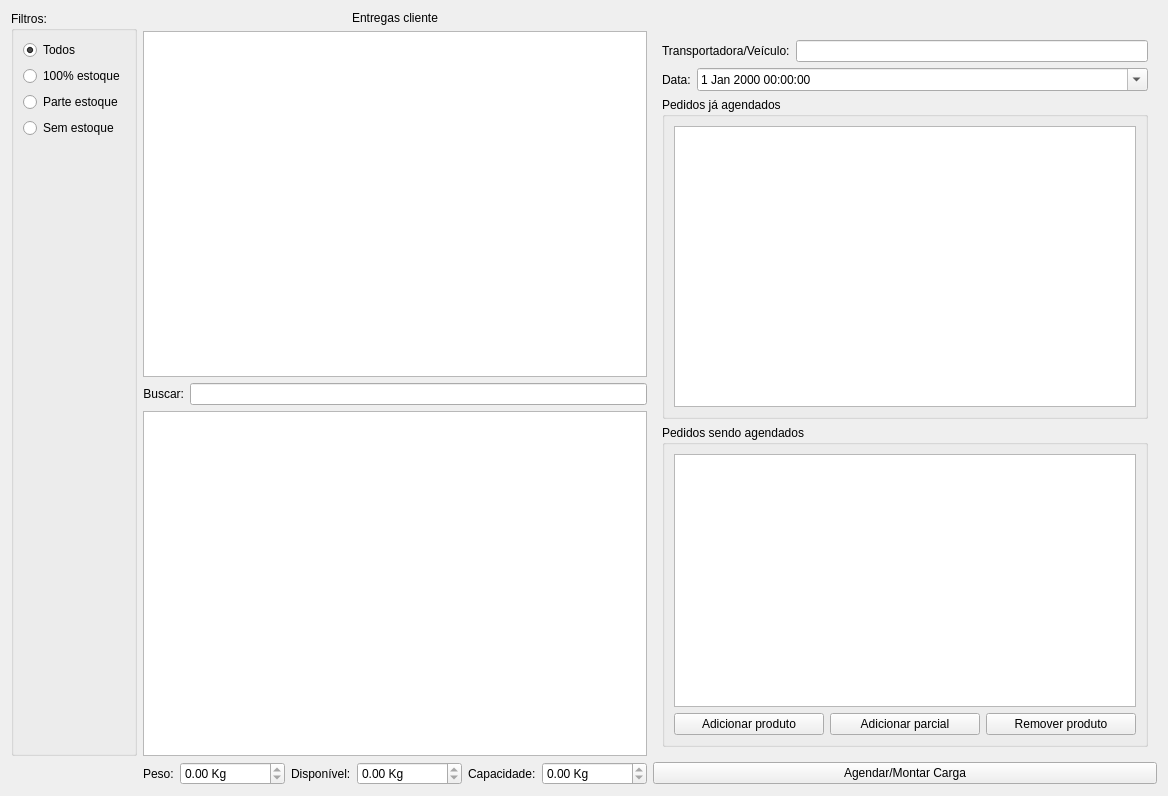
Above: ui/widgetlogisticaentrega.ui from lellisls/ERP-STACCATO before the change. Below: the same form after it.
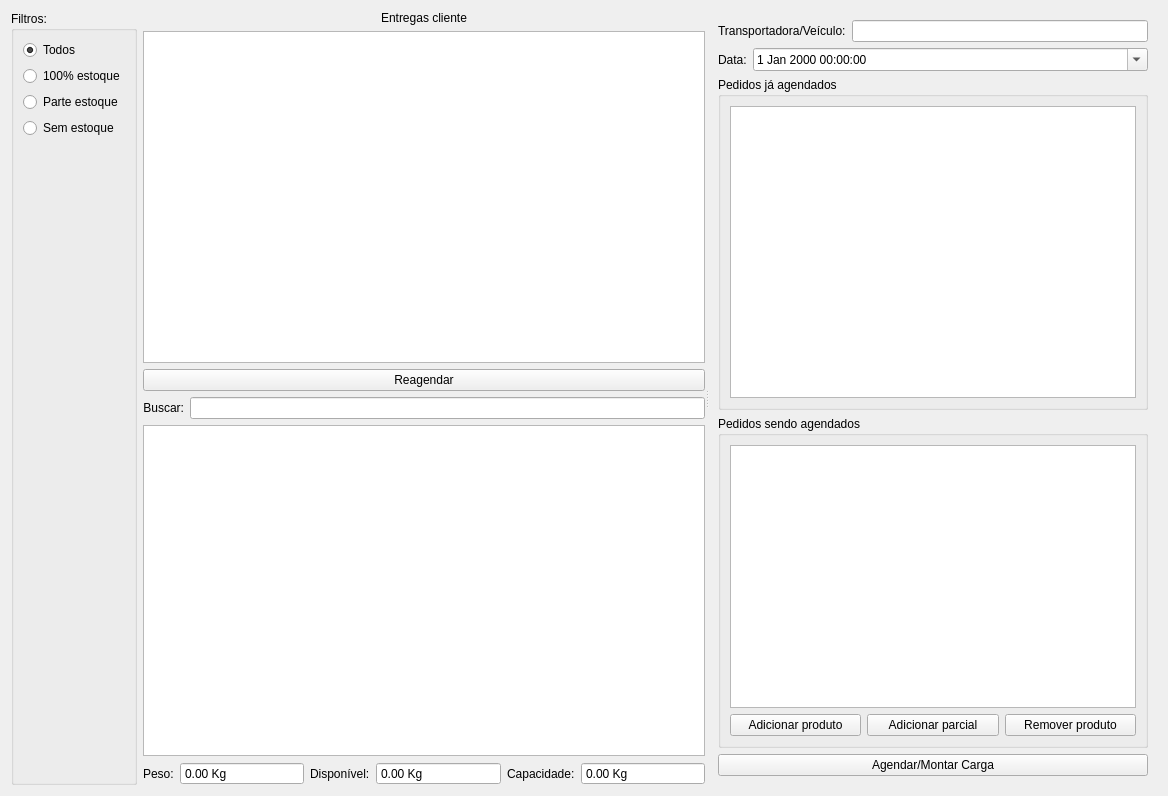
That is the form after the change. Custom widgets are drawn as their Qt base class.

Patch:
```diff
--- a/ui/widgetlogisticaentrega.ui
+++ b/ui/widgetlogisticaentrega.ui
@@ -13,12 +13,18 @@
   <property name="windowTitle">
    <string>Form</string>
   </property>
-  <layout class="QGridLayout" name="gridLayout_8">
-   <item row="0" column="0" rowspan="4">
+  <layout class="QGridLayout" name="gridLayout_9">
+   <item row="0" column="0">
     <widget class="QGroupBox" name="groupBoxFiltros">
      <property name="enabled">
       <bool>true</bool>
      </property>
+     <property name="sizePolicy">
+      <sizepolicy hsizetype="Maximum" vsizetype="Preferred">
+       <horstretch>0</horstretch>
+       <verstretch>0</verstretch>
+      </sizepolicy>
+     </property>
      <property name="title">
       <string>Filtros:</string>
      </property>
@@ -70,23 +76,114 @@
      </layout>
     </widget>
    </item>
+   <item row="0" column="1" colspan="2">
+    <widget class="QSplitter" name="splitter">
+     <property name="orientation">
+      <enum>Qt::Horizontal</enum>
+     </property>
+     <widget class="QWidget" name="">
+      <layout class="QGridLayout" name="gridLayout_8">
+       <item row="5" column="0">
+        <layout class="QGridLayout" name="gridLayout_3">
+         <item row="0" column="0">
+          <widget class="QLabel" name="label_2">
+           <property name="sizePolicy">
+            <sizepolicy hsizetype="Maximum" vsizetype="Preferred">
+             <horstretch>0</horstretch>
+             <verstretch>0</verstretch>
+            </sizepolicy>
+           </property>
+           <property name="text">
+            <string>Peso:</string>
+           </property>
+          </widget>
+         </item>
    <item row="0" column="1">
-    <widget class="QLabel" name="labelEntregasCliente">
+          <widget class="QDoubleSpinBox" name="doubleSpinBoxPeso">
+           <property name="readOnly">
+            <bool>true</bool>
+           </property>
+           <property name="buttonSymbols">
+            <enum>QAbstractSpinBox::NoButtons</enum>
+           </property>
+           <property name="showGroupSeparator" stdset="0">
+            <bool>true</bool>
+           </property>
+           <property name="suffix">
+            <string> Kg</string>
+           </property>
+           <property name="maximum">
+            <double>999999.989999999990687</double>
+           </property>
+          </widget>
+         </item>
+         <item row="0" column="5">
+          <widget class="QDoubleSpinBox" name="doubleSpinBoxCapacidade">
+           <property name="readOnly">
+            <bool>true</bool>
+           </property>
+           <property name="buttonSymbols">
+            <enum>QAbstractSpinBox::NoButtons</enum>
+           </property>
+           <property name="showGroupSeparator" stdset="0">
+            <bool>true</bool>
+           </property>
+           <property name="suffix">
+            <string> Kg</string>
+           </property>
+           <property name="maximum">
+            <double>99999.990000000005239</double>
+           </property>
+          </widget>
+         </item>
+         <item row="0" column="3">
+          <widget class="QDoubleSpinBox" name="doubleSpinBoxDisponivel">
+           <property name="readOnly">
+            <bool>true</bool>
+           </property>
+           <property name="buttonSymbols">
+            <enum>QAbstractSpinBox::NoButtons</enum>
+           </property>
+           <property name="showGroupSeparator" stdset="0">
+            <bool>true</bool>
+           </property>
+           <property name="suffix">
+            <string> Kg</string>
+           </property>
+           <property name="maximum">
+            <double>99999.990000000005239</double>
+           </property>
+          </widget>
+         </item>
+         <item row="0" column="2">
+          <widget class="QLabel" name="label_4">
      <property name="sizePolicy">
-      <sizepolicy hsizetype="Preferred" vsizetype="Maximum">
+            <sizepolicy hsizetype="Maximum" vsizetype="Preferred">
        <horstretch>0</horstretch>
        <verstretch>0</verstretch>
       </sizepolicy>
      </property>
      <property name="text">
-      <string>Entregas cliente</string>
-     </property>
-     <property name="alignment">
-      <set>Qt::AlignCenter</set>
-     </property>
-    </widget>
-   </item>
-   <item row="1" column="1">
+            <string>Disponível:</string>
+           </property>
+          </widget>
+         </item>
+         <item row="0" column="4">
+          <widget class="QLabel" name="label_5">
+           <property name="sizePolicy">
+            <sizepolicy hsizetype="Maximum" vsizetype="Preferred">
+             <horstretch>0</horstretch>
+             <verstretch>0</verstretch>
+            </sizepolicy>
+           </property>
+           <property name="text">
+            <string>Capacidade:</string>
+           </property>
+          </widget>
+         </item>
+        </layout>
+       </item>
+       <item row="1" column="0">
     <widget class="TableView" name="tableVendas">
      <property name="mouseTracking">
       <bool>true</bool>
@@ -111,7 +208,80 @@
      </attribute>
     </widget>
    </item>
-   <item row="1" column="2" rowspan="3">
+       <item row="0" column="0">
+        <widget class="QLabel" name="labelEntregasCliente">
+         <property name="sizePolicy">
+          <sizepolicy hsizetype="Preferred" vsizetype="Maximum">
+           <horstretch>0</horstretch>
+           <verstretch>0</verstretch>
+          </sizepolicy>
+         </property>
+         <property name="text">
+          <string>Entregas cliente</string>
+         </property>
+         <property name="alignment">
+          <set>Qt::AlignCenter</set>
+         </property>
+        </widget>
+       </item>
+       <item row="3" column="0">
+        <layout class="QGridLayout" name="gridLayout_2">
+         <item row="0" column="0">
+          <widget class="QLabel" name="labelRecebimentosFornecedor_4">
+           <property name="enabled">
+            <bool>true</bool>
+           </property>
+           <property name="sizePolicy">
+            <sizepolicy hsizetype="Maximum" vsizetype="Preferred">
+             <horstretch>0</horstretch>
+             <verstretch>0</verstretch>
+            </sizepolicy>
+           </property>
+           <property name="text">
+            <string>Buscar:</string>
+           </property>
+           <property name="alignment">
+            <set>Qt::AlignRight|Qt::AlignTrailing|Qt::AlignVCenter</set>
+           </property>
+          </widget>
+         </item>
+         <item row="0" column="1">
+          <widget class="QLineEdit" name="lineEditBusca">
+           <property name="enabled">
+            <bool>true</bool>
+           </property>
+          </widget>
+         </item>
+        </layout>
+       </item>
+       <item row="4" column="0">
+        <widget class="TableView" name="tableProdutos">
+         <property name="mouseTracking">
+          <bool>true</bool>
+         </property>
+         <property name="editTriggers">
+          <set>QAbstractItemView::NoEditTriggers</set>
+         </property>
+         <property name="selectionMode">
+          <enum>QAbstractItemView::MultiSelection</enum>
+         </property>
+         <property name="selectionBehavior">
+          <enum>QAbstractItemView::SelectRows</enum>
+         </property>
+         <property name="sortingEnabled">
+          <bool>true</bool>
+         </property>
+        </widget>
+       </item>
+       <item row="2" column="0">
+        <widget class="QPushButton" name="pushButtonReagendarPedido">
+         <property name="text">
+          <string>Reagendar</string>
+         </property>
+        </widget>
+       </item>
+      </layout>
+     </widget>
     <widget class="QFrame" name="frameCaminhao">
      <layout class="QGridLayout" name="gridLayout_4">
       <item row="2" column="0">
@@ -306,145 +476,15 @@
         </item>
        </layout>
       </item>
-     </layout>
-    </widget>
-   </item>
-   <item row="2" column="1">
-    <layout class="QGridLayout" name="gridLayout_2">
-     <item row="0" column="0">
-      <widget class="QLabel" name="labelRecebimentosFornecedor_4">
-       <property name="enabled">
-        <bool>true</bool>
-       </property>
-       <property name="sizePolicy">
-        <sizepolicy hsizetype="Maximum" vsizetype="Preferred">
-         <horstretch>0</horstretch>
-         <verstretch>0</verstretch>
-        </sizepolicy>
-       </property>
-       <property name="text">
-        <string>Buscar:</string>
-       </property>
-       <property name="alignment">
-        <set>Qt::AlignRight|Qt::AlignTrailing|Qt::AlignVCenter</set>
-       </property>
-      </widget>
-     </item>
-     <item row="0" column="1">
-      <widget class="QLineEdit" name="lineEditBusca">
-       <property name="enabled">
-        <bool>true</bool>
-       </property>
-      </widget>
-     </item>
-    </layout>
-   </item>
-   <item row="3" column="1">
-    <widget class="TableView" name="tableProdutos">
-     <property name="mouseTracking">
-      <bool>true</bool>
-     </property>
-     <property name="editTriggers">
-      <set>QAbstractItemView::NoEditTriggers</set>
-     </property>
-     <property name="selectionMode">
-      <enum>QAbstractItemView::MultiSelection</enum>
-     </property>
-     <property name="selectionBehavior">
-      <enum>QAbstractItemView::SelectRows</enum>
-     </property>
-     <property name="sortingEnabled">
-      <bool>true</bool>
-     </property>
-    </widget>
-   </item>
-   <item row="4" column="1">
-    <layout class="QGridLayout" name="gridLayout_3">
-     <item row="0" column="0">
-      <widget class="QLabel" name="label_2">
-       <property name="sizePolicy">
-        <sizepolicy hsizetype="Maximum" vsizetype="Preferred">
-         <horstretch>0</horstretch>
-         <verstretch>0</verstretch>
-        </sizepolicy>
-       </property>
-       <property name="text">
-        <string>Peso:</string>
-       </property>
-      </widget>
-     </item>
-     <item row="0" column="1">
-      <widget class="QDoubleSpinBox" name="doubleSpinBoxPeso">
-       <property name="readOnly">
-        <bool>true</bool>
-       </property>
-       <property name="suffix">
-        <string> Kg</string>
-       </property>
-       <property name="maximum">
-        <double>999999.989999999990687</double>
-       </property>
-      </widget>
-     </item>
-     <item row="0" column="5">
-      <widget class="QDoubleSpinBox" name="doubleSpinBoxCapacidade">
-       <property name="readOnly">
-        <bool>true</bool>
-       </property>
-       <property name="suffix">
-        <string> Kg</string>
-       </property>
-       <property name="maximum">
-        <double>99999.990000000005239</double>
-       </property>
-      </widget>
-     </item>
-     <item row="0" column="3">
-      <widget class="QDoubleSpinBox" name="doubleSpinBoxDisponivel">
-       <property name="readOnly">
-        <bool>true</bool>
-       </property>
-       <property name="suffix">
-        <string> Kg</string>
-       </property>
-       <property name="maximum">
-        <double>99999.990000000005239</double>
-       </property>
-      </widget>
-     </item>
-     <item row="0" column="2">
-      <widget class="QLabel" name="label_4">
-       <property name="sizePolicy">
-        <sizepolicy hsizetype="Maximum" vsizetype="Preferred">
-         <horstretch>0</horstretch>
-         <verstretch>0</verstretch>
-        </sizepolicy>
-       </property>
-       <property name="text">
-        <string>Disponível:</string>
-       </property>
-      </widget>
-     </item>
-     <item row="0" column="4">
-      <widget class="QLabel" name="label_5">
-       <property name="sizePolicy">
-        <sizepolicy hsizetype="Maximum" vsizetype="Preferred">
-         <horstretch>0</horstretch>
-         <verstretch>0</verstretch>
-        </sizepolicy>
-       </property>
-       <property name="text">
-        <string>Capacidade:</string>
-       </property>
-      </widget>
-     </item>
-    </layout>
-   </item>
-   <item row="4" column="2">
+       <item row="4" column="0">
     <widget class="QPushButton" name="pushButtonAgendarCarga">
      <property name="text">
       <string>Agendar/Montar Carga</string>
      </property>
+        </widget>
+       </item>
+      </layout>
+     </widget>
     </widget>
    </item>
   </layout>
```
Lines whose indentation alone changed are shown as unchanged.
